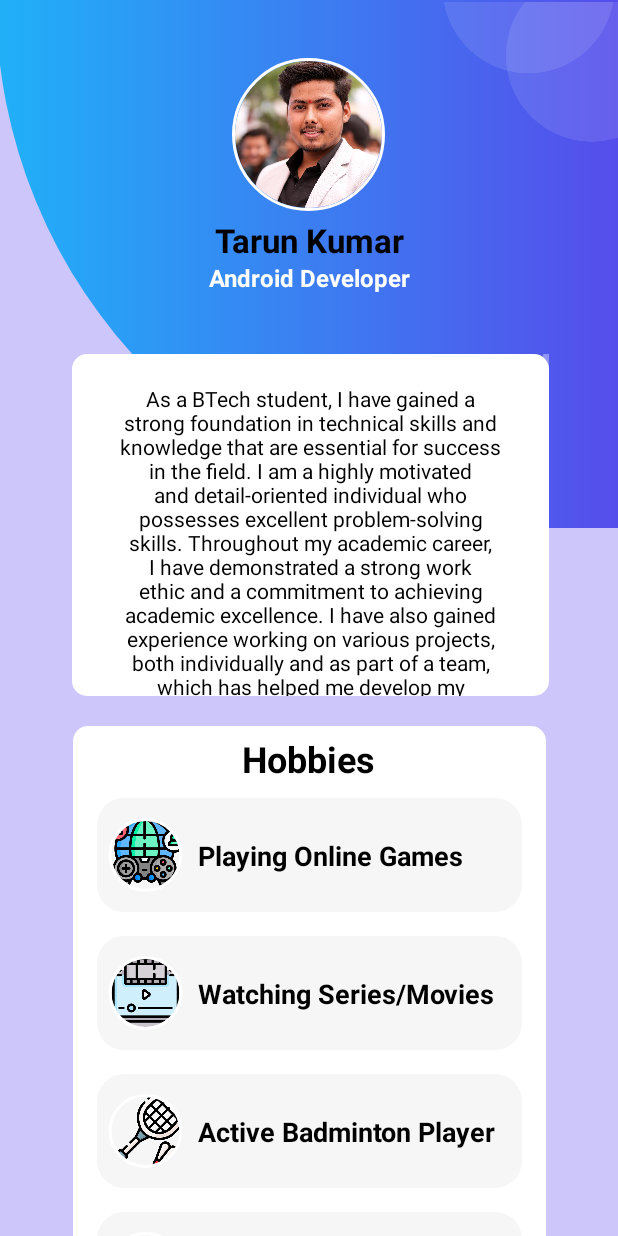
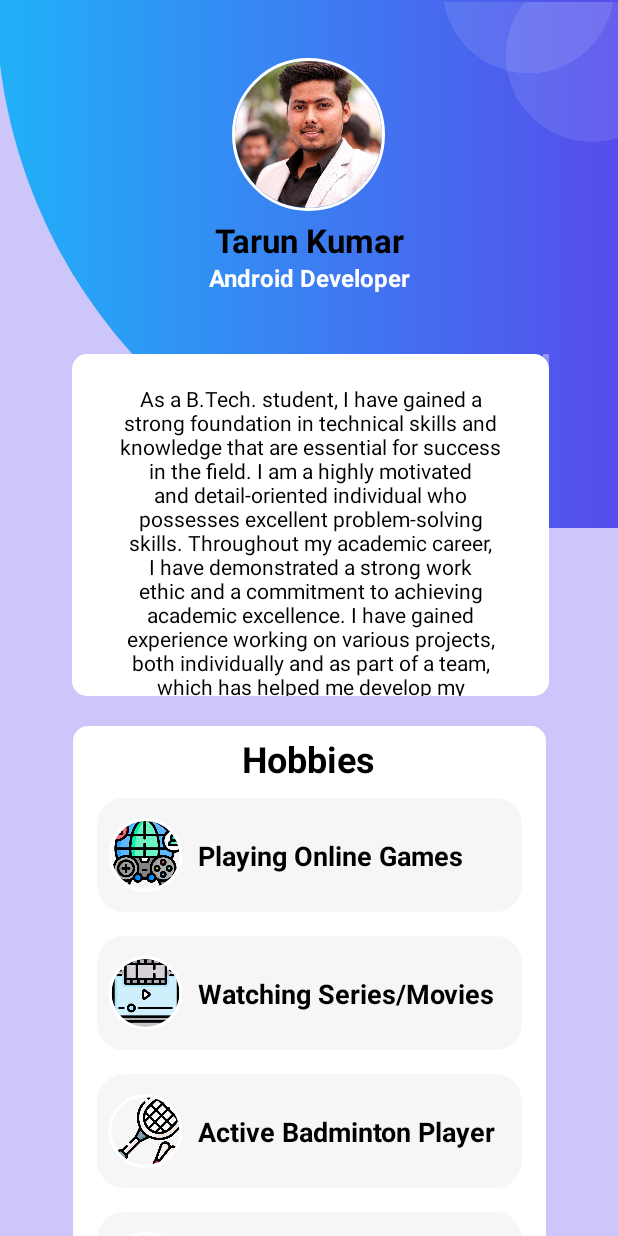
Before and after one commit to tarun-jais/portfolio-android-app, an Android app: the myself screen opened directly, with no data from a screen before it, on a phone screen of 412 x 824 dp. Run offline under Robolectric (Android 15) with nearby library versions, the phone set to English and light mode, and no system bars; our stand-ins replace CircleImageView.

Commit message:
change made

```diff
--- a/app/src/main/res/layout/activity_myself.xml
+++ b/app/src/main/res/layout/activity_myself.xml
@@ -470,7 +470,7 @@
                     android:layout_marginStart="30dp"
                     android:layout_marginTop="20dp"
                     android:layout_marginEnd="30dp"
-                    android:text="As a BTech student, I have gained a strong foundation in technical skills and knowledge that are essential for success in the field. I am a highly motivated and detail-oriented individual who possesses excellent problem-solving skills. Throughout my academic career, I have demonstrated a strong work ethic and a commitment to achieving academic excellence. I have also gained experience working on various projects, both individually and as part of a team, which has helped me develop my communication and collaboration skills. Overall, I am confident that my skills and experience make me an ideal candidate for any technical position."
+                    android:text="As a B.Tech. student, I have gained a strong foundation in technical skills and knowledge that are essential for success in the field. I am a highly motivated and detail-oriented individual who possesses excellent problem-solving skills. Throughout my academic career, I have demonstrated a strong work ethic and a commitment to achieving academic excellence. I have gained experience working on various projects, both individually and as part of a team, which has helped me develop my communication and collaboration skills. Overall, I am confident that my skills and experience make me an ideal candidate for any technical position."
                     android:textAlignment="center"
                     android:textColor="@color/black" />
             </LinearLayout>
```
